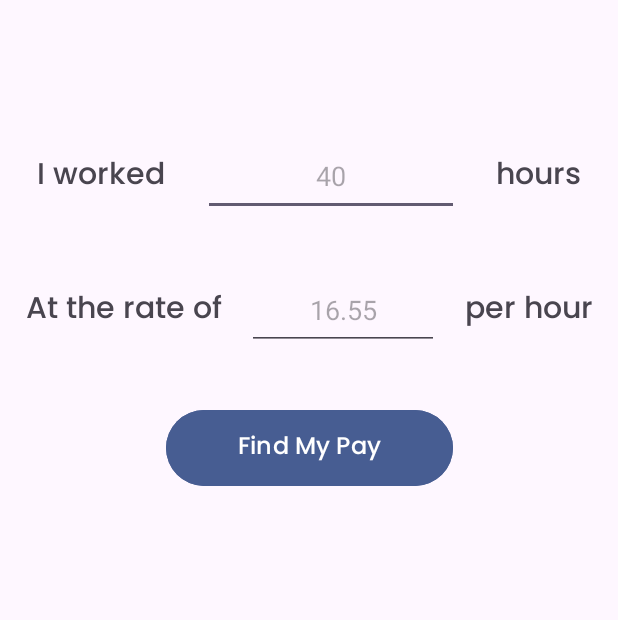
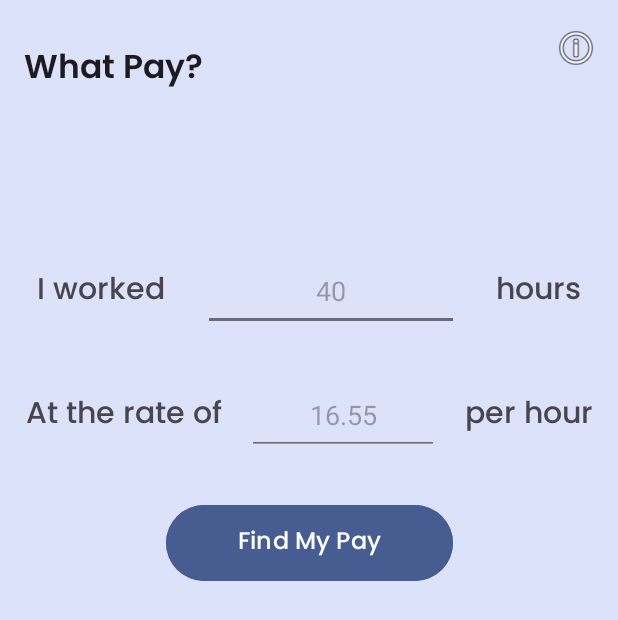
Before and after one commit to JoseBritto/COMP3074_Assignment1, an Android app: the screen it shows after launch (MainActivity), on a phone screen of 412 x 824 dp. Shown: the top 620 px of the screen. Run offline under Robolectric (Android 15) with nearby library versions, the phone set to English and light mode, and no system bars.

Commit message:
Add menu and ddynamic background tinting

```diff
--- a/app/src/main/java/ca/georgebrown/josebritto/assignment1/MainActivity.java
+++ b/app/src/main/java/ca/georgebrown/josebritto/assignment1/MainActivity.java
@@ -1,6 +1,8 @@
 package ca.georgebrown.josebritto.assignment1;
 
 import android.os.Bundle;
+import android.view.Menu;
+import android.view.MenuItem;
 import android.view.View;
 import android.view.inputmethod.InputMethodManager;
 import android.widget.Button;
@@ -9,7 +11,9 @@ import android.widget.TextView;
 import android.widget.Toast;
 
 import androidx.activity.EdgeToEdge;
+import androidx.annotation.NonNull;
 import androidx.appcompat.app.AppCompatActivity;
+import androidx.appcompat.widget.Toolbar;
 import androidx.core.graphics.Insets;
 import androidx.core.view.ViewCompat;
 import androidx.core.view.WindowInsetsCompat;
@@ -81,6 +85,20 @@ public class MainActivity extends AppCompatActivity {
 
     }
 
+    @Override
+    public boolean onCreateOptionsMenu(Menu menu) {
+        getMenuInflater().inflate(R.menu.action_menu, menu);
+        return true;
+    }
+
+    @Override
+    public boolean onOptionsItemSelected(@NonNull MenuItem item) {
+        if(item.getItemId() != R.id.about_menu_item)
+            return super.onOptionsItemSelected(item);
+        Toast.makeText(this,"Yes, It works!", Toast.LENGTH_SHORT).show();
+        return true;
+    }
+
     private void hideKeyboard() {
         InputMethodManager inputMethodManager = (InputMethodManager) getSystemService(INPUT_METHOD_SERVICE);
         inputMethodManager.hideSoftInputFromWindow(hoursInput.getWindowToken(), 0);
@@ -96,5 +114,8 @@ public class MainActivity extends AppCompatActivity {
         totalDisplay = findViewById(R.id.totalpay);
         outputGroup = findViewById(R.id.outputLayout);
         outputGroup.setVisibility(View.INVISIBLE);
+
+        Toolbar actionbar = findViewById(R.id.toolbar);
+        setSupportActionBar(actionbar);
     }
 }
--- a/app/src/main/res/layout/activity_main.xml
+++ b/app/src/main/res/layout/activity_main.xml
@@ -7,6 +7,15 @@
     android:layout_height="match_parent"
     android:orientation="vertical"
     tools:context=".MainActivity">
+
+    <androidx.appcompat.widget.Toolbar
+        android:id="@+id/toolbar"
+        android:layout_width="match_parent"
+        android:layout_height="wrap_content"
+        android:layout_weight="1"
+        android:background="?attr/backgroundColor"
+        android:minHeight="?attr/actionBarSize"
+        android:theme="@style/ToolbarTheme" />
 
     <Space
         android:layout_width="match_parent"
@@ -36,6 +45,7 @@
             android:layout_height="53dp"
             android:ems="8"
             android:hint="40"
+            android:backgroundTint="@color/material_on_background_emphasis_medium"
             android:inputType="numberDecimal"
             android:textAlignment="center"
             app:layout_constraintBottom_toBottomOf="parent"
@@ -83,6 +93,7 @@
             android:ems="6"
             android:hint="16.55"
             android:inputType="numberDecimal"
+            android:backgroundTint="@color/material_on_background_emphasis_medium"
             android:textAlignment="center"
             app:layout_constraintBottom_toBottomOf="parent"
             app:layout_constraintEnd_toStartOf="@+id/perhour"
--- /dev/null
+++ b/app/src/main/res/menu/action_menu.xml
@@ -0,0 +1,10 @@
+<?xml version="1.0" encoding="utf-8"?>
+<menu xmlns:app="http://schemas.android.com/apk/res-auto"
+    xmlns:android="http://schemas.android.com/apk/res/android">
+
+    <item
+        android:id="@+id/about_menu_item"
+        android:icon="@android:drawable/ic_menu_info_details"
+        android:title="About"
+        app:showAsAction="ifRoom" />
+</menu>
--- a/app/src/main/res/values-night/themes.xml
+++ b/app/src/main/res/values-night/themes.xml
@@ -3,6 +3,9 @@
     <style name="Base.Theme.Assignment1" parent="Theme.Material3.DayNight.NoActionBar">
         <!-- Customize your dark theme here. -->
         <!-- <item name="colorPrimary">@color/my_dark_primary</item> -->
+
+        <item name="backgroundColor">@color/material_dynamic_secondary10</item>
+        <item name="android:backgroundTint">@color/material_dynamic_secondary10</item>
     </style>
 
 
--- a/app/src/main/res/values/strings.xml
+++ b/app/src/main/res/values/strings.xml
@@ -1,5 +1,5 @@
 <resources>
-    <string name="app_name">Assignment1</string>
+    <string name="app_name">What Pay?</string>
     <string name="main_button_text">Find My Pay</string>
     <string name="your_total_payout_is">Your total payout is</string>
     <string name="taxes_output_template">And you owe $XXX in taxes</string>
--- a/app/src/main/res/values/themes.xml
+++ b/app/src/main/res/values/themes.xml
@@ -3,10 +3,17 @@
     <style name="Base.Theme.Assignment1" parent="Theme.Material3.DayNight.NoActionBar">
         <!-- Customize your light theme here. -->
         <!-- <item name="colorPrimary">@color/my_light_primary</item> -->
+
+        <item name="backgroundColor">@color/material_dynamic_secondary90</item>
+        <item name="android:background">@color/material_dynamic_secondary90</item>
     </style>
 
     <style name="Theme.Assignment1" parent="Base.Theme.Assignment1" />
 
+    <style name="ToolbarTheme" parent="Theme.Assignment1">
+        <item name="android:fontFamily">@font/poppins_semibold</item>
+        <item name="android:textSize">20sp</item>
+    </style>
     <style name="main_button">
         <item name="android:backgroundTint">@color/material_dynamic_primary40</item>
         <item name="android:textAlignment">center</item>
```
